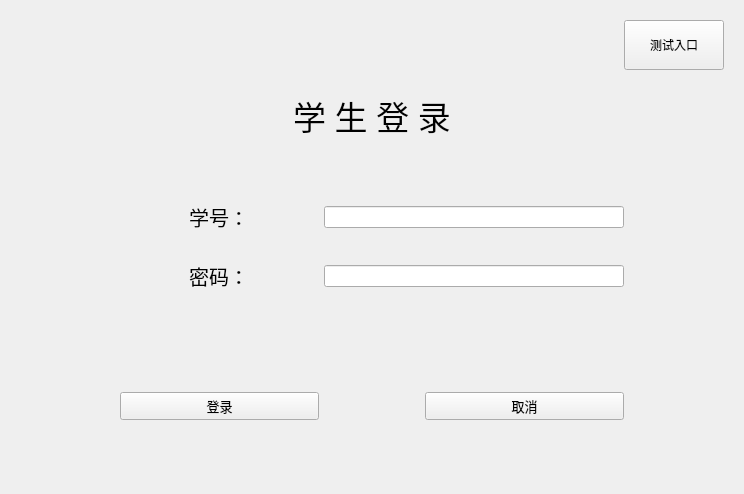
The window that loginwidget.ui (yuzujr/ScoreManagementSystem) describes before a commit, drawn with Qt 5.
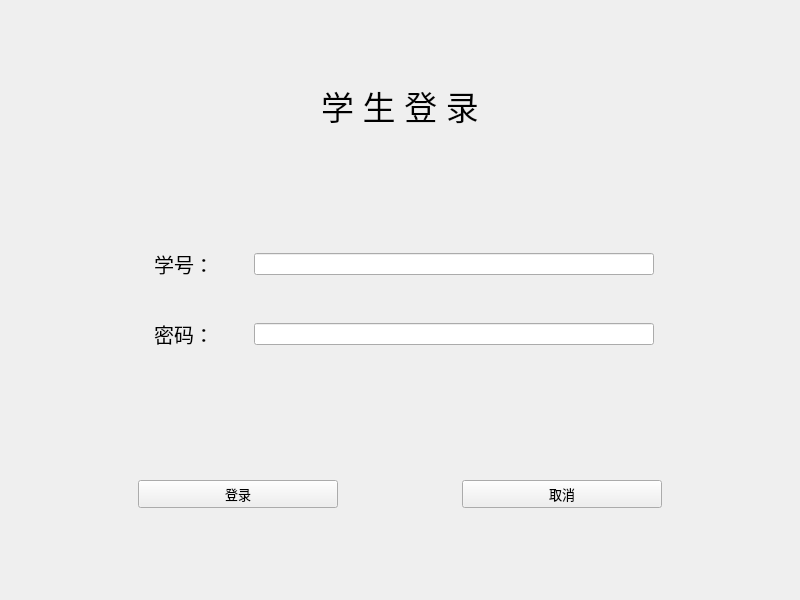
The same window after the commit. Custom widgets are drawn as their Qt base class.

Patch:
```diff
--- a/loginwidget.ui
+++ b/loginwidget.ui
@@ -6,14 +6,14 @@
    <rect>
     <x>0</x>
     <y>0</y>
-    <width>744</width>
-    <height>494</height>
+    <width>800</width>
+    <height>600</height>
    </rect>
   </property>
   <property name="maximumSize">
    <size>
-    <width>744</width>
-    <height>494</height>
+    <width>800</width>
+    <height>600</height>
    </size>
   </property>
   <property name="windowTitle">
@@ -26,19 +26,6 @@
       <enum>Qt::RightToLeft</enum>
      </property>
      <layout class="QVBoxLayout" name="verticalLayout_2">
-      <item>
-       <widget class="QPushButton" name="pushButton_3">
-        <property name="maximumSize">
-         <size>
-          <width>100</width>
-          <height>50</height>
-         </size>
-        </property>
-        <property name="text">
-         <string>测试入口</string>
-        </property>
-       </widget>
-      </item>
       <item>
        <widget class="QLabel" name="label_3">
         <property name="font">
@@ -69,6 +56,12 @@
           <height>0</height>
          </size>
         </property>
+        <property name="maximumSize">
+         <size>
+          <width>80</width>
+          <height>16777215</height>
+         </size>
+        </property>
         <property name="font">
          <font>
           <family>微软雅黑</family>
@@ -85,6 +78,12 @@
       </item>
       <item row="2" column="1">
        <widget class="QLabel" name="label">
+        <property name="maximumSize">
+         <size>
+          <width>80</width>
+          <height>16777215</height>
+         </size>
+        </property>
         <property name="font">
          <font>
           <family>微软雅黑</family>
@@ -109,7 +108,7 @@
         </property>
         <property name="maximumSize">
          <size>
-          <width>300</width>
+          <width>400</width>
           <height>16777215</height>
          </size>
         </property>
@@ -128,7 +127,7 @@
         </property>
         <property name="maximumSize">
          <size>
-          <width>300</width>
+          <width>400</width>
           <height>16777215</height>
          </size>
         </property>
```
